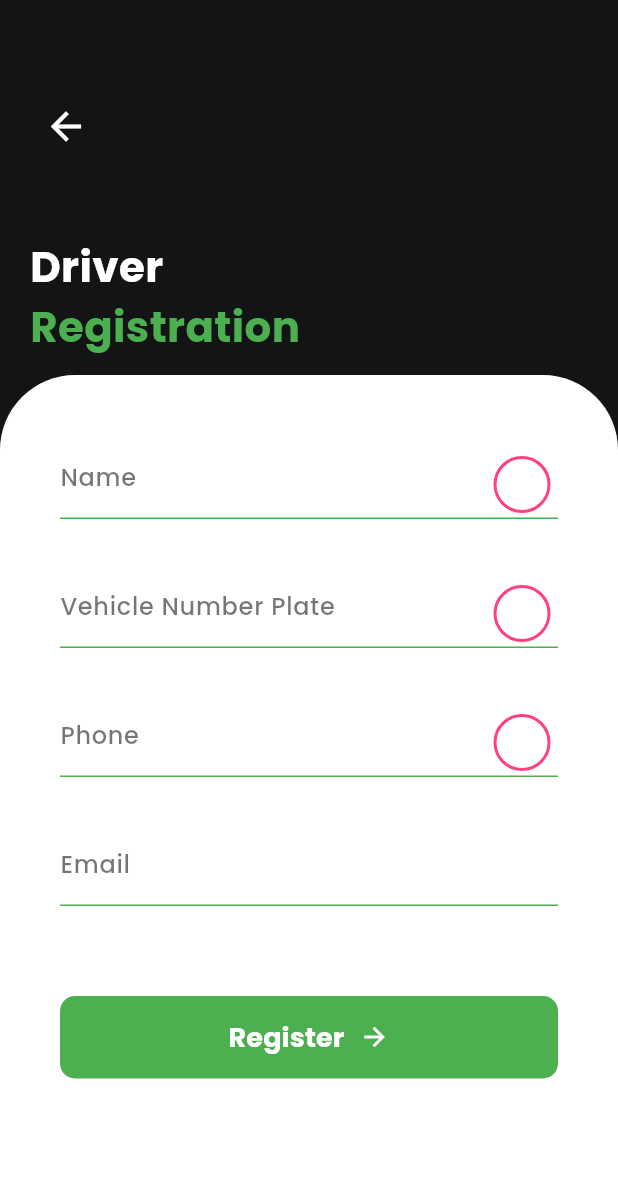
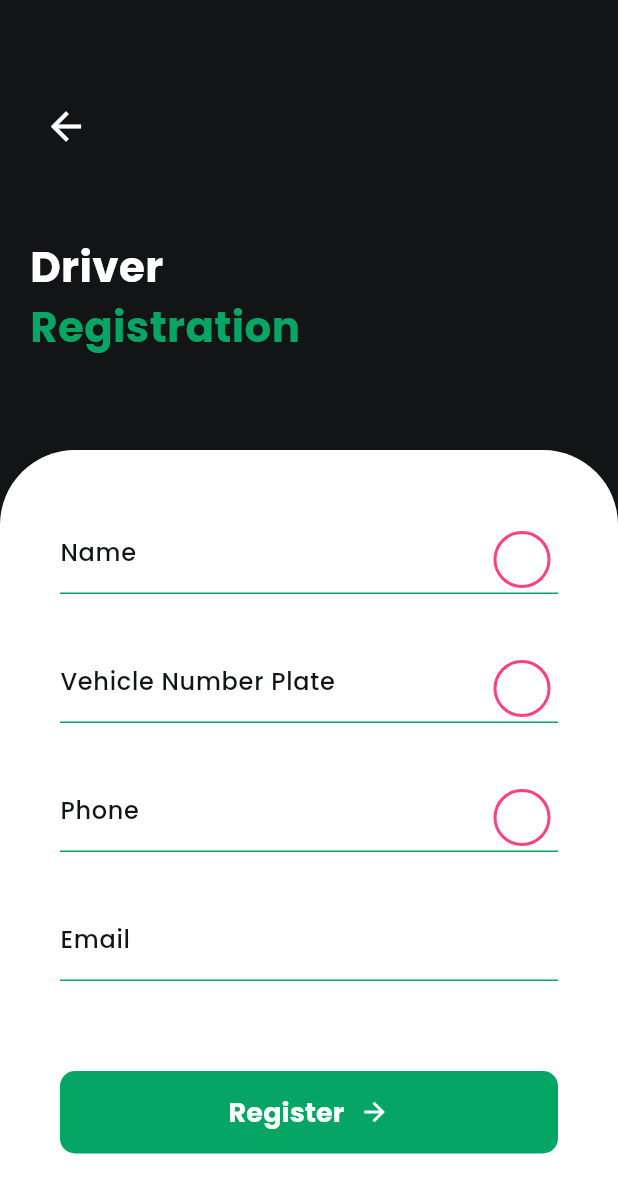
Before and after one commit to venuraka/Travel_pass, a Flutter app: the DriverRegistrationScreen screen opened directly, on a phone screen of 412 x 824 dp. Shown: the top 1193 px of the screen. Run offline on Flutter 3.47's test engine with Material 3 defaults, Android fonts, the phone set to English and light mode, and no system bars.

Commit message:
added some component

```diff
--- /dev/null
+++ b/project/lib/Components/Header.dart
@@ -0,0 +1,64 @@
+import 'package:flutter/material.dart';
+
+class RegistrationHeader extends StatelessWidget {
+  final String title;
+  final String subtitle;
+  final Color subtitleColor;
+  final VoidCallback? onBackPressed;
+
+  const RegistrationHeader({
+    super.key,
+    required this.title,
+    required this.subtitle,
+    this.subtitleColor = const Color(0xFF05A664),
+    this.onBackPressed,
+  });
+
+  @override
+  Widget build(BuildContext context) {
+    const Color darkBackground = Color(0xFF121415);
+
+    return Container(
+      color: darkBackground,
+      child: Stack(
+        children: [
+          Positioned(
+            top: 60,
+            left: 20,
+            right: 20,
+            child: Column(
+              crossAxisAlignment: CrossAxisAlignment.start,
+              children: [
+                IconButton(
+                  icon: const Icon(
+                    Icons.arrow_back,
+                    color: Colors.white,
+                    size: 30,
+                  ),
+                  onPressed: onBackPressed ?? () => Navigator.pop(context),
+                ),
+                const SizedBox(height: 50),
+                Text(
+                  title,
+                  style: const TextStyle(
+                    fontSize: 28,
+                    fontWeight: FontWeight.bold,
+                    color: Colors.white,
+                  ),
+                ),
+                Text(
+                  subtitle,
+                  style: TextStyle(
+                    fontSize: 28,
+                    fontWeight: FontWeight.bold,
+                    color: subtitleColor,
+                  ),
+                ),
+              ],
+            ),
+          ),
+        ],
+      ),
+    );
+  }
+}
--- a/project/lib/Components/InputTexts.dart
+++ b/project/lib/Components/InputTexts.dart
@@ -19,14 +19,14 @@ class InputTextField extends StatelessWidget {
       decoration: InputDecoration(
         labelText: labelText,
         labelStyle: const TextStyle(
-          color: Colors.black54,
+          color: Color(0xFF121415),
           fontWeight: FontWeight.w500,
         ),
         enabledBorder: const UnderlineInputBorder(
-          borderSide: BorderSide(color: Colors.green, width: 1.0),
+          borderSide: BorderSide( color: Color(0xFF05A664), width: 1.0),
         ),
         focusedBorder: const UnderlineInputBorder(
-          borderSide: BorderSide(color: Colors.green, width: 2.0),
+          borderSide: BorderSide(color: Color(0xFF05A664), width: 2.0),
         ),
         suffixIcon: showTrailingIcon
             ? Padding(
--- a/project/lib/Screens/UserRegistration/DriverRegistration1.dart
+++ b/project/lib/Screens/UserRegistration/DriverRegistration1.dart
@@ -1,59 +1,26 @@
 import 'package:flutter/material.dart';
+import '../../Components/Header.dart';
 import '../../Components/InputTexts.dart';
 import '../../Components/Whitecard.dart';
+
 
 class DriverRegistrationScreen extends StatelessWidget {
   const DriverRegistrationScreen({super.key});
 
   @override
   Widget build(BuildContext context) {
-    const Color darkBackground = Color(0xFF121415);
-
     return Scaffold(
-      backgroundColor: darkBackground,
+      backgroundColor: const Color(0xFF121415),
       body: Stack(
-        children: <Widget>[
-          // Header
-          Positioned(
-            top: 60,
-            left: 20,
-            right: 20,
-            child: Column(
-              crossAxisAlignment: CrossAxisAlignment.start,
-              children: [
-                IconButton(
-                  icon: const Icon(
-                    Icons.arrow_back,
-                    color: Colors.white,
-                    size: 30,
-                  ),
-                  onPressed: () {
-                    Navigator.pop(context);
-                  },
-                ),
-                const SizedBox(height: 50),
-                const Text(
-                  'Driver',
-                  style: TextStyle(
-                    fontSize: 28,
-                    fontWeight: FontWeight.bold,
-                    color: Colors.white,
-                  ),
-                ),
-                const Text(
-                  'Registration',
-                  style: TextStyle(
-                    fontSize: 28,
-                    fontWeight: FontWeight.bold,
-                    color: Colors.green, // 'Registration' in green
-                  ),
-                ),
-              ],
-            ),
+        children: [
+          const RegistrationHeader(
+            title: 'Driver',
+            subtitle: 'Registration',
+            subtitleColor: Color(0xFF05A664),
           ),
 
-          // White Card section
           WhiteCard(
+            topPadding: 300,
             child: Column(
               crossAxisAlignment: CrossAxisAlignment.center,
               children: [
@@ -79,7 +46,6 @@ class DriverRegistrationScreen extends StatelessWidget {
                 ),
                 const SizedBox(height: 60),
 
-                // Register Button
                 SizedBox(
                   width: double.infinity,
                   height: 55,
@@ -88,7 +54,7 @@ class DriverRegistrationScreen extends StatelessWidget {
                       debugPrint('Register button pressed!');
                     },
                     style: ElevatedButton.styleFrom(
-                      backgroundColor: Colors.green,
+                      backgroundColor: const Color(0xFF05A664),
                       shape: RoundedRectangleBorder(
                         borderRadius: BorderRadius.circular(10.0),
                       ),
```
